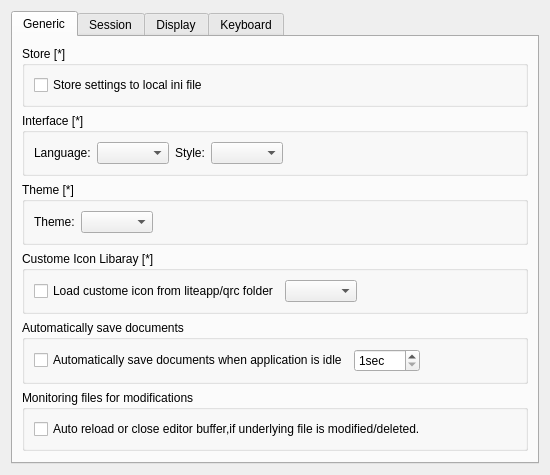
Above: liteidex/src/liteapp/liteappoption.ui from visualfc/liteide before the change. Below: the same form after it.
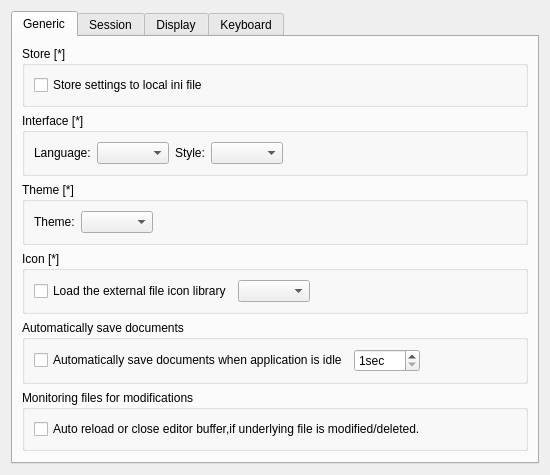
That is the form after the change.

Diff of the .ui file:
```diff
--- a/liteidex/src/liteapp/liteappoption.ui
+++ b/liteidex/src/liteapp/liteappoption.ui
@@ -125,7 +125,7 @@
        <item>
         <widget class="QGroupBox" name="groupBox_11">
          <property name="title">
-          <string>Custome Icon Libaray [*]</string>
+          <string>Icon [*]</string>
          </property>
          <property name="checkable">
           <bool>false</bool>
@@ -137,7 +137,7 @@
              <string>Fallback build-in icon library and liteapp/qrc/default</string>
             </property>
             <property name="text">
-             <string>Load custome icon from liteapp/qrc folder</string>
+             <string>Load the external file icon library</string>
             </property>
            </widget>
           </item>
```
